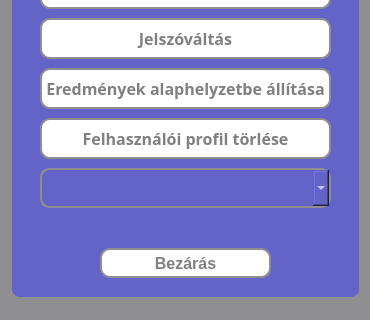
First picture: the form in src/main/resources/ui/default/settingsWindow.ui, repository pkristof1999/Szakdolgozat, before the edit; both pictures show x 0 to 370 and y 312 to 632 of the 370 by 632 pixel window.
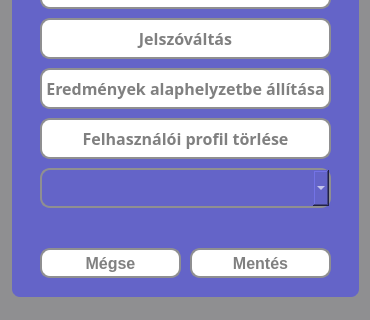
Second picture: the form after the edit.

Commit message: Mentés gomb hozzáadása a Beállítások oldalhon

```diff
--- a/src/main/resources/ui/default/settingsWindow.ui
+++ b/src/main/resources/ui/default/settingsWindow.ui
@@ -244,9 +244,9 @@
     <widget class="QPushButton" name="closeButton">
      <property name="geometry">
       <rect>
-       <x>90</x>
+       <x>180</x>
        <y>550</y>
-       <width>171</width>
+       <width>141</width>
        <height>30</height>
       </rect>
      </property>
@@ -264,7 +264,7 @@
 }</string>
      </property>
      <property name="text">
-      <string>Bezárás</string>
+      <string>Mentés</string>
      </property>
     </widget>
     <widget class="QPushButton" name="changePasswordButton">
@@ -298,6 +298,32 @@
       <string>Jelszóváltás</string>
      </property>
     </widget>
+    <widget class="QPushButton" name="abortButton">
+     <property name="geometry">
+      <rect>
+       <x>30</x>
+       <y>550</y>
+       <width>141</width>
+       <height>30</height>
+      </rect>
+     </property>
+     <property name="styleSheet">
+      <string notr="true">* {
+	background-color: white;
+	border: 2px solid #8f8f91;
+	border-radius: 10px;
+	color: grey;
+}
+
+*:hover {
+	background-color: rgb(120, 120, 220);
+	color: white;
+}</string>
+     </property>
+     <property name="text">
+      <string>Mégse</string>
+     </property>
+    </widget>
    </widget>
   </widget>
   <widget class="QStatusBar" name="statusbar"/>
```
Left out of the diff: 2 changed lines with no effect on the pictures. The commit also changes 2 other files.
